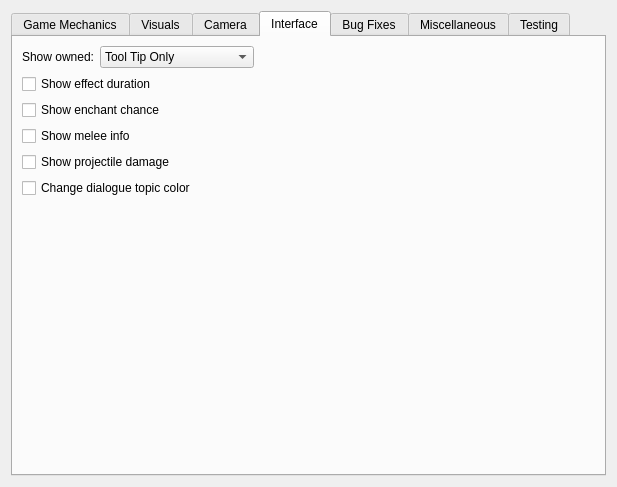
Before: the Qt Designer form files/ui/advancedpage.ui in sunhawken/openmw, drawn with Qt 5.
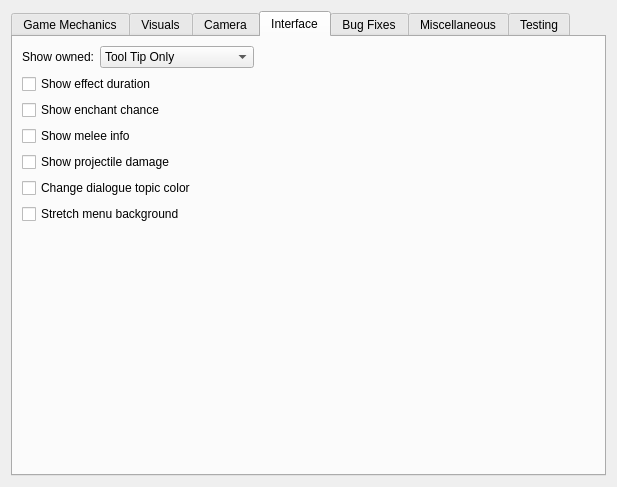
After: the same form once the commit is applied. The open tabs and pages were chosen to show the change.

Commit message: Put a stretch menu background checkbox into the launcher (#5672)

What changed in the file:
```diff
--- a/files/ui/advancedpage.ui
+++ b/files/ui/advancedpage.ui
@@ -714,6 +714,16 @@
          </property>
         </widget>
        </item>
+       <item>
+        <widget class="QCheckBox" name="stretchBackgroundCheckBox">
+         <property name="toolTip">
+          <string>&lt;html&gt;&lt;head/&gt;&lt;body&gt;&lt;p&gt;Stretch menus, load screens, etc. to the window aspect ratio.&lt;/p&gt;&lt;/body&gt;&lt;/html&gt;</string>
+         </property>
+         <property name="text">
+          <string>Stretch menu background</string>
+         </property>
+        </widget>
+       </item>
        <item>
         <spacer name="verticalSpacer_2">
          <property name="orientation">
```
The commit also changes 3 other files.
